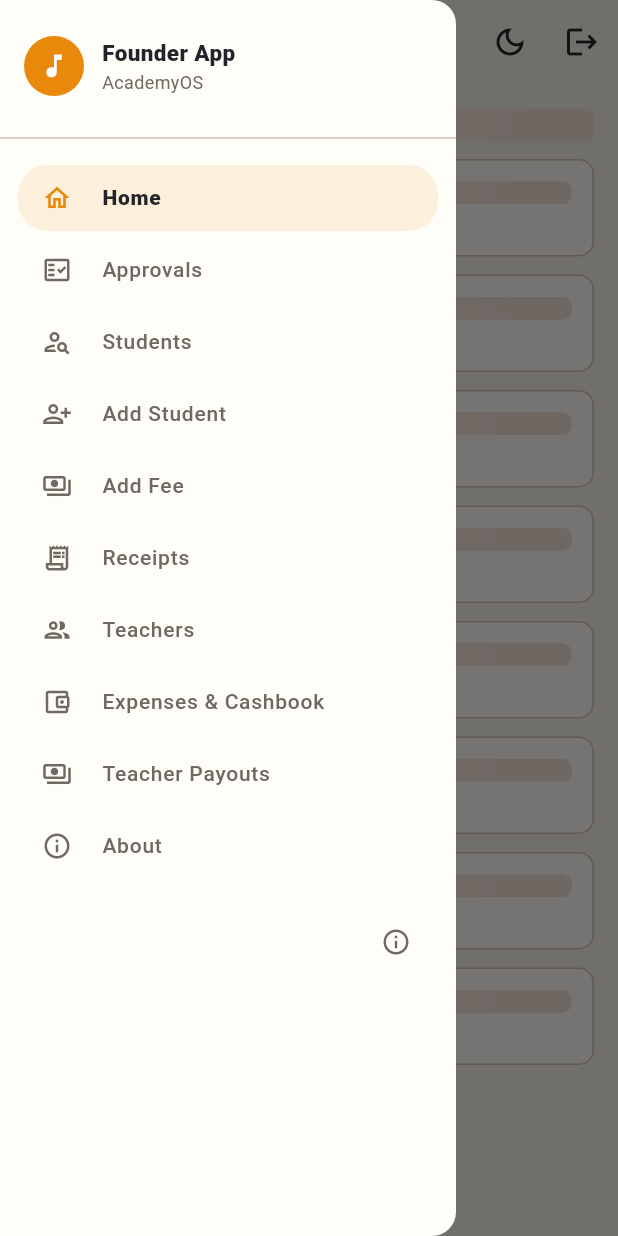
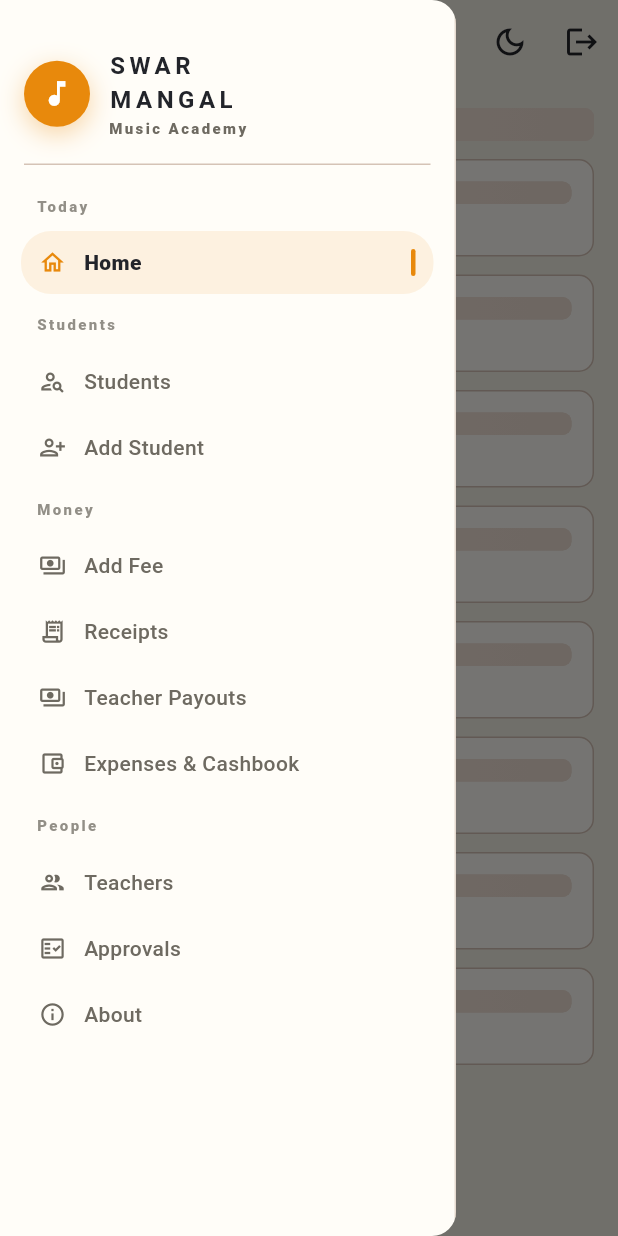
Before and after one commit to stackht/Swar-Mangal, a Flutter app: the DrawerShell screen opened directly, with the side drawer open, on a phone screen of 412 x 824 dp. Run offline on Flutter 3.47's test engine with Material 3 defaults, Android fonts, the phone set to English and light mode, and no system bars; our stand-ins replace shared_preferences; accounts and stored records are empty.

Commit message:
AcademyOS APK: premium shell refinement — grouped nav + brand lockup
- Drawer rebuilt as premium navigation: neutral surface + delicate border,
  quiet semantic section labels (Today/Students/Money/People/Connect),
  saffron active pill + indicator bar, 42px rail items with hover/focus
- Elevated brand lockup: monogram mark + SWAR MANGAL letterspaced wordmark
  + 'Music Academy' descriptor
- Grouped sections wired per role in founder + staff shells (group labels
  adapt to role; about stays ungrouped)
- Business logic untouched; tests 6/6, analyzer clean, build 50.5 MB

```diff
--- a/lib/screens/founder/founder_shell.dart
+++ b/lib/screens/founder/founder_shell.dart
@@ -19,8 +19,15 @@ class FounderShell extends StatelessWidget {
   @override
   Widget build(BuildContext context) {
     return DrawerShell(
-      title: 'Founder App',
+      title: 'Founder',
       navItems: founderItems,
+      sections: const [
+        (label: 'Today', keys: ['home']),
+        (label: 'Students', keys: ['students', 'addStudent']),
+        (label: 'Money', keys: ['addFee', 'receipts', 'payouts', 'expenses']),
+        (label: 'People', keys: ['teachers', 'approvals']),
+        (label: '', keys: ['about']),
+      ],
       buildBody: (context, key) {
         switch (key) {
           case 'approvals':
--- a/lib/screens/shell/shell_nav.dart
+++ b/lib/screens/shell/shell_nav.dart
@@ -22,13 +22,15 @@ class ShellNavigator extends InheritedWidget {
 }
 
 /// Drawer-driven shell reused by both apps. Each nav item maps to a body
-/// widget built lazily on selection.
+/// widget built lazily on selection. Optional `sections` group items under
+/// quiet semantic labels (premium navigation hierarchy).
 class DrawerShell extends StatefulWidget {
   const DrawerShell({
     super.key,
     required this.title,
     required this.navItems,
     required this.buildBody,
+    this.sections,
     this.headerTrailing,
     this.branchChip,
   });
@@ -36,6 +38,9 @@ class DrawerShell extends StatefulWidget {
   final String title;
   final List<({String key, String label, IconData icon})> navItems;
   final Widget Function(BuildContext, String key) buildBody;
+
+  /// Group definition: label + the item keys it contains (drawn in order).
+  final List<({String label, List<String> keys})>? sections;
   final Widget? headerTrailing;
   final Widget? branchChip;
 
@@ -120,78 +125,138 @@ class _DrawerShellState extends State<DrawerShell> {
   Widget _drawer(BuildContext context, AuthProvider auth) {
     final scheme = Theme.of(context).colorScheme;
     final dark = Theme.of(context).brightness == Brightness.dark;
-    return NavigationDrawer(
-      backgroundColor: dark ? AppColors.dSurfaceAlt : AppColors.surface,
-      indicatorColor: AppColors.primary,
-      onDestinationSelected: (i) { _go(widget.navItems[i].key); },
+    return Drawer(
+      backgroundColor: dark ? AppColors.dSurface : AppColors.surface,
+      child: Container(
+        decoration: BoxDecoration(
+          border: Border(
+            right: BorderSide(color: scheme.outlineVariant.withValues(alpha: .6)),
+          ),
+        ),
+        child: ListView(
+          padding: EdgeInsets.zero,
           children: [
+            // Brand lockup — quiet monogram + two-line wordmark + descriptor.
             Padding(
-          padding: const EdgeInsets.fromLTRB(AppSpace.s4, AppSpace.s5, AppSpace.s4, AppSpace.s2),
+              padding: const EdgeInsets.fromLTRB(AppSpace.s4, AppSpace.s6, AppSpace.s4, AppSpace.s4),
               child: Row(children: [
                 Container(
-              width: 40,
-              height: 40,
-              decoration: const BoxDecoration(
+                  width: 44,
+                  height: 44,
+                  decoration: BoxDecoration(
                     color: AppColors.primary,
                     shape: BoxShape.circle,
+                    boxShadow: [
+                      BoxShadow(
+                        color: AppColors.primary.withValues(alpha: .35),
+                        blurRadius: 14,
+                        offset: const Offset(0, 5),
                       ),
-              child: const Icon(Icons.music_note, color: Colors.white, size: 20),
+                    ],
+                  ),
+                  child: const Icon(Icons.music_note, color: Colors.white, size: 22),
+                ),
+                const SizedBox(width: AppSpace.s3),
+                Column(crossAxisAlignment: CrossAxisAlignment.start, children: [
+                  Text('SWAR',
+                      style: AppType.title.copyWith(
+                          color: scheme.onSurface, letterSpacing: 3, fontSize: 16)),
+                  Text('MANGAL',
+                      style: AppType.title.copyWith(
+                          color: scheme.onSurface, letterSpacing: 3, fontSize: 16)),
+                  Text('Music Academy',
+                      style: AppType.eyebrow.copyWith(
+                          color: scheme.onSurfaceVariant, fontSize: 10)),
+                ]),
+              ]),
+            ),
+            Padding(
+              padding: const EdgeInsets.symmetric(horizontal: AppSpace.s4),
+              child: Divider(color: scheme.outlineVariant, height: 1),
+            ),
+            const SizedBox(height: AppSpace.s2),
+            // Grouped navigation with quiet section labels.
+            for (final group in _groups) ...[
+              if (group.label.isNotEmpty)
+                Padding(
+                  padding: const EdgeInsets.fromLTRB(AppSpace.s5, AppSpace.s3, AppSpace.s5, AppSpace.s2),
+                  child: Text(group.label,
+                      style: AppType.eyebrow.copyWith(
+                        color: scheme.onSurfaceVariant.withValues(alpha: .75),
+                        fontSize: 10,
+                      )),
+                ),
+              for (final item in group.items) _navTile(item, scheme, dark),
+            ],
+            const SizedBox(height: AppSpace.s3),
+          ],
+        ),
+      ),
+    );
+  }
+
+  List<({String label, List<({String key, String label, IconData icon})> items})> get _groups {
+    if (widget.sections == null || widget.sections!.isEmpty) {
+      return [(label: '', items: widget.navItems)];
+    }
+    final byKey = <String, ({String key, String label, IconData icon})>{
+      for (final it in widget.navItems) it.key: it,
+    };
+    return [
+      for (final s in widget.sections!)
+        (label: s.label, items: [for (final k in s.keys) if (byKey.containsKey(k)) byKey[k]!]),
+    ];
+  }
+
+  Widget _navTile(({String key, String label, IconData icon}) item,
+      ColorScheme scheme, bool dark) {
+    final selected = _current == item.key;
+    return Padding(
+      padding: const EdgeInsets.symmetric(horizontal: AppSpace.s3 + 2, vertical: 1),
+      child: Material(
+        color: Colors.transparent,
+        child: InkWell(
+          onTap: () => _go(item.key),
+          borderRadius: BorderRadius.circular(AppRadius.m),
+          child: Container(
+            height: 42,
+            padding: const EdgeInsets.symmetric(horizontal: AppSpace.s3),
+            decoration: BoxDecoration(
+              color: selected
+                  ? scheme.primary.withValues(alpha: dark ? .18 : .10)
+                  : Colors.transparent,
+              borderRadius: BorderRadius.circular(AppRadius.m),
+            ),
+            child: Row(children: [
+              Icon(
+                selected ? item.icon : item.icon,
+                size: 18,
+                color: selected ? AppColors.primary : scheme.onSurfaceVariant,
               ),
               const SizedBox(width: AppSpace.s3),
               Expanded(
-              child: Column(crossAxisAlignment: CrossAxisAlignment.start, children: [
-                Text(widget.title,
+                child: Text(
+                  item.label,
                   style: TextStyle(
-                        color: scheme.onSurface,
-                        fontWeight: FontWeight.w800,
-                        fontSize: 15)),
-                Text('AcademyOS', style: TextStyle(color: scheme.onSurfaceVariant, fontSize: 12)),
-              ]),
+                    color: selected ? scheme.onSurface : scheme.onSurfaceVariant,
+                    fontWeight: selected ? FontWeight.w800 : FontWeight.w500,
+                    fontSize: 14,
+                  ),
+                ),
+              ),
+              if (selected)
+                Container(
+                  width: 3,
+                  height: 18,
+                  decoration: BoxDecoration(
+                    color: AppColors.primary,
+                    borderRadius: BorderRadius.circular(2),
+                  ),
                 ),
             ]),
           ),
-        Padding(
-          padding: const EdgeInsets.only(top: AppSpace.s3),
-          child: Divider(color: scheme.outlineVariant, thickness: 1),
-        ),
-        const SizedBox(height: AppSpace.s2),
-        for (final item in widget.navItems)
-          Padding(
-            padding: const EdgeInsets.symmetric(horizontal: AppSpace.s3, vertical: 2),
-            child: ListTile(
-              selected: _current == item.key,
-              selectedTileColor: scheme.primary.withValues(alpha: dark ? .16 : .12),
-              shape: RoundedRectangleBorder(borderRadius: BorderRadius.circular(AppRadius.m)),
-              leading: Icon(item.icon, size: 20,
-                  color: _current == item.key ? AppColors.primary : scheme.onSurfaceVariant),
-              title: Text(item.label,
-                  style: TextStyle(
-                      color: _current == item.key ? scheme.onSurface : scheme.onSurfaceVariant,
-                      fontWeight: _current == item.key ? FontWeight.w800 : FontWeight.w500,
-                      fontSize: 14)),
-              dense: true,
-              minTileHeight: 44,
-              onTap: () => _go(item.key),
         ),
       ),
-        const Spacer(),
-        Padding(
-          padding: const EdgeInsets.all(AppSpace.s4),
-          child: Row(children: [
-            Expanded(
-              child: Text(
-                '${auth.operator?.role ?? ''}\n${auth.operator?.email ?? ''}',
-                style: TextStyle(color: scheme.onSurfaceVariant, fontSize: 11),
-              ),
-            ),
-            IconButton(
-              icon: Icon(Icons.info_outline, color: scheme.onSurfaceVariant, size: 20),
-              onPressed: () => Navigator.pop(context),
-              tooltip: 'About',
-            ),
-          ]),
-        ),
-      ],
     );
   }
 }
--- a/lib/screens/staff/staff_shell.dart
+++ b/lib/screens/staff/staff_shell.dart
@@ -25,9 +25,16 @@ class StaffShell extends StatelessWidget {
     final auth = context.watch<AuthProvider>();
     if (auth.branch == null) return const BranchGate();
     return DrawerShell(
-      title: 'Staff App',
+      title: 'Staff',
       navItems: staffItems,
       branchChip: _BranchChip(auth.branch!),
+      sections: const [
+        (label: 'Today', keys: ['today', 'todayClasses']),
+        (label: 'Students', keys: ['students', 'addStudent', 'attendance']),
+        (label: 'Money', keys: ['addFee', 'receipts', 'expenses']),
+        (label: 'Connect', keys: ['inquiries', 'requests']),
+        (label: '', keys: ['about']),
+      ],
       buildBody: (context, key) {
         switch (key) {
           case 'todayClasses':
```
Lines whose indentation alone changed are shown as unchanged.
